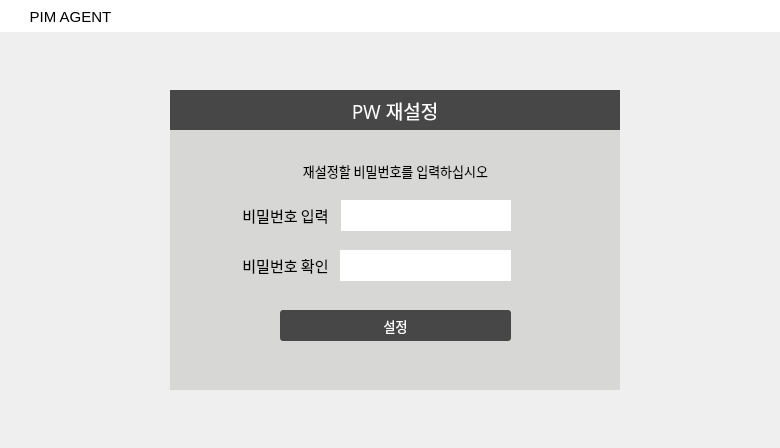
Old version of the form UI/resetPwGui.ui in the repository dign1120/graduationProject.
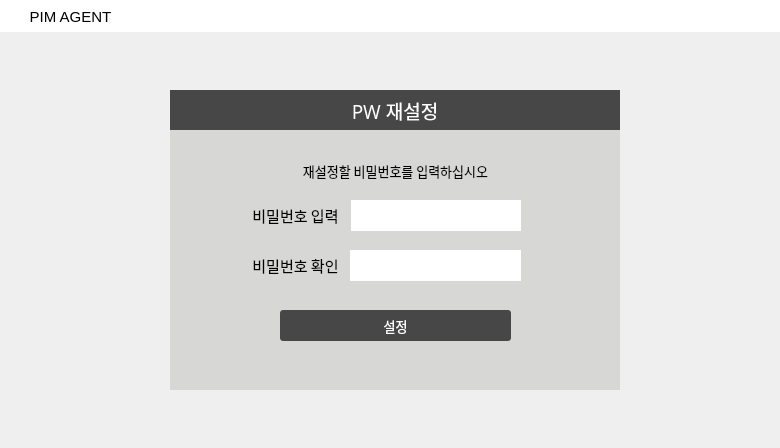
New version of the form.

Diff of the .ui file:
```diff
--- a/UI/resetPwGui.ui
+++ b/UI/resetPwGui.ui
@@ -69,7 +69,7 @@
    <widget class="QLineEdit" name="newPwEdit">
     <property name="geometry">
      <rect>
-      <x>170</x>
+      <x>180</x>
       <y>110</y>
       <width>171</width>
       <height>31</height>
@@ -94,7 +94,7 @@
    <widget class="QLabel" name="newPwLabel">
     <property name="geometry">
      <rect>
-      <x>60</x>
+      <x>70</x>
       <y>110</y>
       <width>111</width>
       <height>31</height>
@@ -380,7 +380,7 @@
    <widget class="QLabel" name="newPwValidLabel">
     <property name="geometry">
      <rect>
-      <x>60</x>
+      <x>70</x>
       <y>160</y>
       <width>111</width>
       <height>31</height>
@@ -405,7 +405,7 @@
    <widget class="QLineEdit" name="newPwValidEdit">
     <property name="geometry">
      <rect>
-      <x>170</x>
+      <x>180</x>
       <y>160</y>
       <width>171</width>
       <height>31</height>
```
